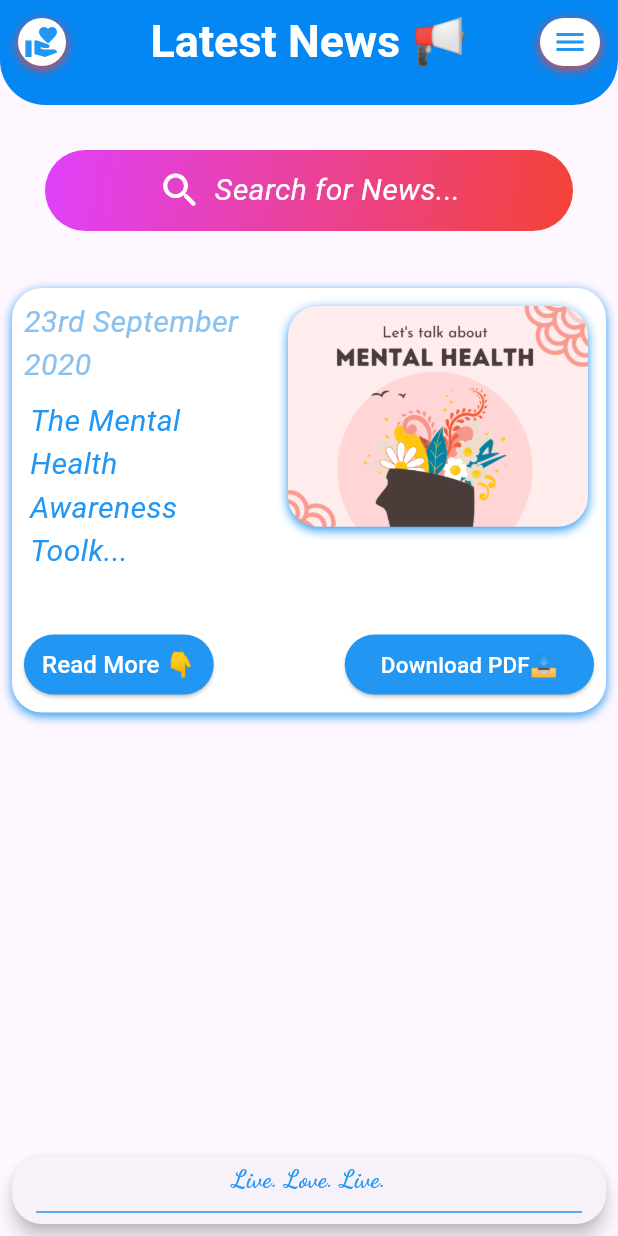
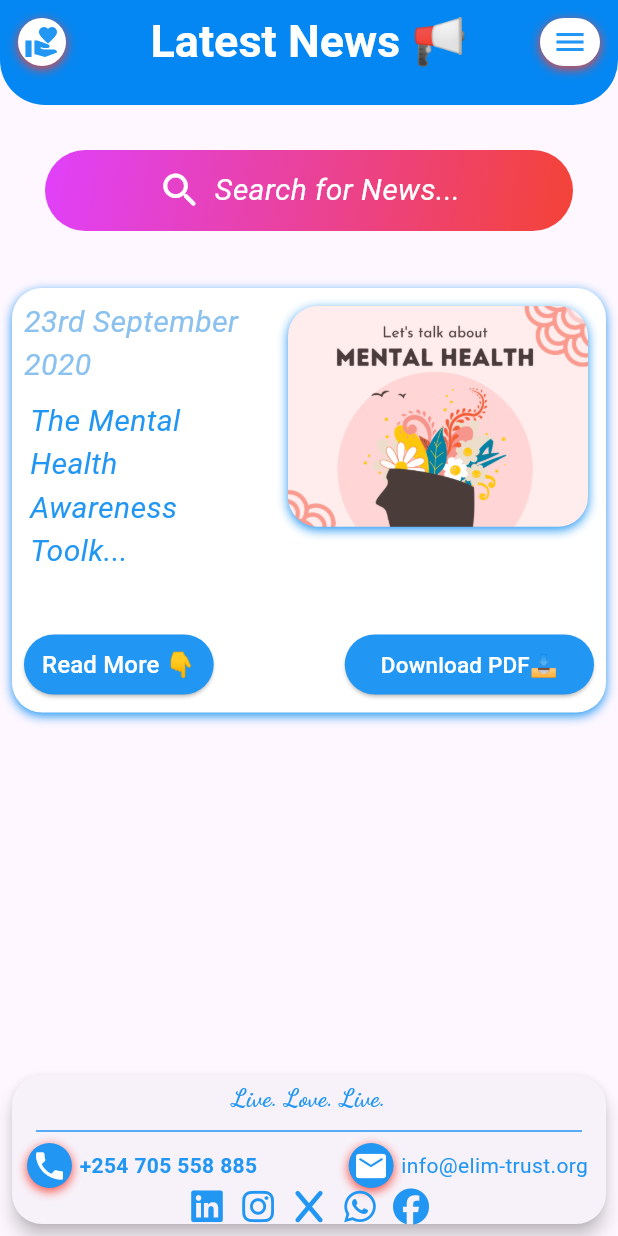
Before and after one commit to Yvonne-Wanja-1/Elim_trust_2, a Flutter app: the LatestnewsPage screen opened by its route, on a phone screen of 412 x 824 dp. Run offline on Flutter 3.47's test engine with Material 3 defaults, Android fonts, the phone set to English and light mode, and no system bars; our stand-ins replace animated_text_kit, curved_navigation_bar, font_awesome_flutter, google_fonts; Roboto replaces fonts that are missing (Arial).

Commit message:
added some googlefont icons for the bottom bar screen of latestnewspage

```diff
--- a/elim_trust_2/lib/pages/latestnews.dart
+++ b/elim_trust_2/lib/pages/latestnews.dart
@@ -1,4 +1,5 @@
 import 'package:flutter/material.dart';
+import 'package:font_awesome_flutter/font_awesome_flutter.dart';
 import 'package:google_fonts/google_fonts.dart';
 
 class LatestnewsPage extends StatelessWidget {
@@ -290,6 +291,132 @@ class LatestnewsPage extends StatelessWidget {
               indent: 16, // Padding on the left
               endIndent: 16,
             ),
+
+
+            Row(
+              //mainAxisAlignment: MainAxisAlignment.spaceEvenly,
+              children: [
+                Padding(
+                  padding: const EdgeInsets.only(left: 10, right: 4),
+                  child: Container(
+                    height: 30,
+                    width: 30,
+                    decoration: BoxDecoration(
+                      color: Colors.blue,
+                      borderRadius: BorderRadius.circular(50),
+                      boxShadow: const [
+                        BoxShadow(
+                          color: Colors.red,
+                          blurRadius: 5.0,
+                          offset: Offset(0, 2),
+                        ),
+                      ],
+                    ),
+
+                    child: Icon(Icons.phone, color: Colors.white)),
+                ),
+                const SizedBox(width: 1), // Spacing between icon and text
+Text('+254 705 558 885',
+style: TextStyle(
+  fontWeight: FontWeight.bold,
+  color: Colors.blue,
+
+),),
+               Spacer(), // Spacing between phone and email
+              Padding(
+                  padding: const EdgeInsets.only( right: 4),
+                  child: Container(
+                    height: 30,
+                    width: 30,
+                    decoration: BoxDecoration(
+                      color: Colors.blue,
+                      borderRadius: BorderRadius.circular(50),
+                      boxShadow: const [
+                        BoxShadow(
+                          color: Colors.red,
+                          blurRadius: 5.0,
+                          offset: Offset(0, 2),
+                        ),
+                      ],
+                    ),
+
+                    child: Icon(Icons.email_rounded, color: Colors.white)),
+                ),
+                const SizedBox(width: 1), // Spacing between icon and text
+
+Padding(
+  padding: const EdgeInsets.only(right: 12),
+  child: Text('info@elim-trust.org',
+  style: TextStyle(
+    //fontWeight: FontWeight.bold,
+    color: Colors.blue,
+  ),
+  ),
+),
+
+
+              ],
+
+            ),
+
+// FloatingActionButton(
+
+//               onPressed: () {
+//                 // Add functionality for the WhatsApp button here
+//               },
+//              // backgroundColor: Colors.white,
+//               child: const Icon(
+//                 FontAwesomeIcons.whatsapp,
+//                 color: Colors.green,
+//               ),
+//             ),
+  //  Container(
+  //   height: 30,
+  //   width: 30,
+  //   decoration: BoxDecoration(
+  //     color: Colors.white,
+  //     borderRadius: BorderRadius.circular(50),
+  //     boxShadow: const [
+  //       BoxShadow(
+  //         color: Colors.red,
+  //         blurRadius: 5.0,
+  //         offset: Offset(0, 2),
+  //       ),
+  //     ],
+  //   ),
+
+  // child:  Icon(FontAwesomeIcons.whatsapp,
+  // color: Colors.green)
+
+
+  //   ),
+
+
+
+  Row(
+  mainAxisAlignment: MainAxisAlignment.center,
+  children: [
+    Icon(FontAwesomeIcons.linkedin,
+color: Colors.blue),
+SizedBox(width: 10), // Spacing between icons
+
+  Icon(FontAwesomeIcons.instagram,
+color: Colors.blue
+),
+SizedBox(width: 10),
+  Icon(FontAwesomeIcons.x,
+ color: Colors.blue),
+SizedBox(width: 10),
+
+  Icon(FontAwesomeIcons.whatsapp,
+color: Colors.blue),
+SizedBox(width: 10),
+
+  Icon(FontAwesomeIcons.facebook,
+color: Colors.blue),
+  ],
+
+)
           ],
         ),
       ),
```
Also changed, not shown: elim_trust_2/images/whatsapp.png (added).
